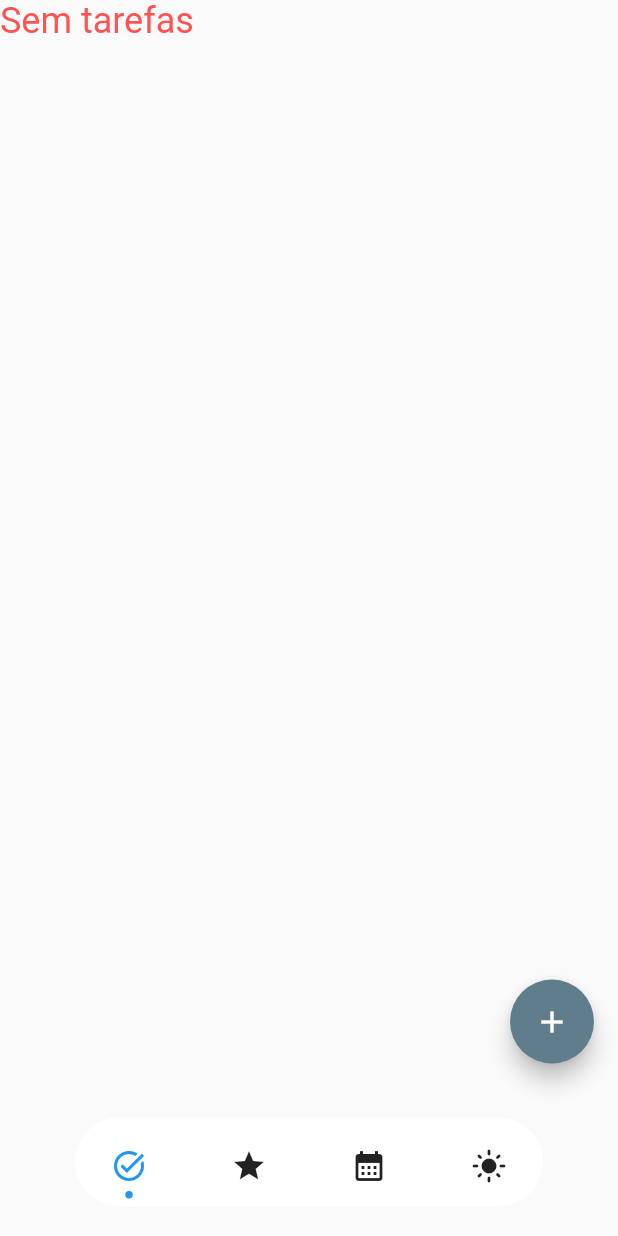
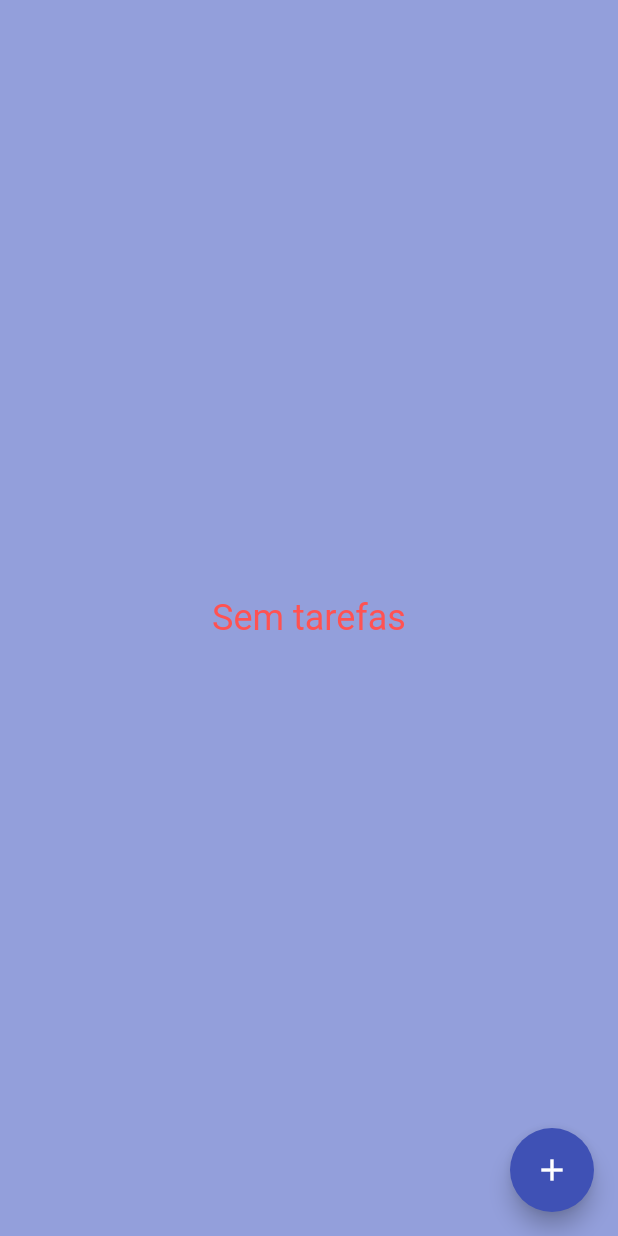
Before and after one commit to Elison12/TODO-flutter, a Flutter app: the HomePage screen opened directly, on a phone screen of 412 x 824 dp. Run offline on Flutter 3.47's test engine with Material 2 defaults, Android fonts, the phone set to English and light mode, and no system bars; drawn by our look-alikes of dot_navigation_bar; our stand-ins replace equatable, flutter_bloc, flutter_datetime_picker, flutter_svg, percent_indicator, sqflite; missing offline and left inert: flutter_date_picker_timeline; accounts and stored records are empty.

Commit message:
Ajustes em HomePage

```diff
--- a/lib/main.dart
+++ b/lib/main.dart
@@ -1,11 +1,8 @@
 import 'package:flutter/material.dart';
 import 'package:flutter_bloc/flutter_bloc.dart';
 import 'package:intl/date_symbol_data_local.dart';
-import 'package:flutter_localizations/flutter_localizations.dart';
 import 'package:todov2/bloc/crud_bloc.dart';
 import 'package:todov2/pages/home_page.dart';
-import 'package:todov2/pages/newhometst.dart';
-import 'package:todov2/pages/testsprogressbar.dart';
 
 import 'bloc/circularProgress/circularProgress_bloc.dart';
 
@@ -29,14 +26,13 @@ class MyApp extends StatelessWidget {
       providers: [
         BlocProvider(create: (context) => CrudBloc()),
         BlocProvider(create: (context) => CircularProgressBloc())
-
       ],
       child: MaterialApp(
             debugShowCheckedModeBanner: false,
             theme: ThemeData(
               // primarySwatch: Colors.blueGrey,
             ),
-            home: const ProgressBar()),
+            home: const HomePage()),
     );
   }
 }
--- a/lib/pages/home_page.dart
+++ b/lib/pages/home_page.dart
@@ -1,11 +1,9 @@
 import 'package:flutter/material.dart';
-import 'package:dot_navigation_bar/dot_navigation_bar.dart';
 import 'package:flutter_bloc/flutter_bloc.dart';
-import 'package:intl/intl.dart';
 import 'package:todov2/bloc/crud_bloc.dart';
 import 'package:todov2/pages/addtask_page.dart';
+import 'package:todov2/pages/testsprogressbar.dart';
 import '../widgets/taskcard_widget.dart';
-import 'lsdk.dart';
 
 class HomePage extends StatefulWidget {
   const HomePage({Key? key}) : super(key: key);
@@ -14,25 +12,18 @@ class HomePage extends StatefulWidget {
   State<HomePage> createState() => _HomePageState();
 }
 
-enum _SelectedTab { tasks, importants, plan, myday }
-
 class _HomePageState extends State<HomePage> {
-  var _selectedTab = _SelectedTab.tasks;
   bool isLoading = false;
 
   DateTime time = DateTime.now();
 
   late final String date;
 
-  void _handleIndexChanged(int i) {
-    setState(() {
-      _selectedTab = _SelectedTab.values[i];
-    });
-  }
-
   @override
   Widget build(BuildContext context) {
     return Scaffold(
+      // extendBody: true,
+      backgroundColor: const Color(0xFF939fdb),
       // appBar: AppBar(
       //     elevation: 0.0,
       //     backgroundColor: Colors.white,
@@ -55,57 +46,77 @@ class _HomePageState extends State<HomePage> {
         }
         if (state is DisplayTodos) {
           return Column(children: [
+            // Container(height: 40, child: Text('Minhas tarefas')),
             Expanded(
                 child: isLoading
                     ? const CircularProgressIndicator()
                     : state.task.isEmpty
-                      ? const Text(
+                        ? const Center(
+                            child: Text(
                               'Sem tarefas',
-                          style:
-                              TextStyle(color: Colors.redAccent, fontSize: 24),
+                              style: TextStyle(
+                                  color: Colors.redAccent, fontSize: 24),
+                            ),
                           )
-                      // : ListView.separated(
-                      //     itemCount: state.task.length,
-                      //     itemBuilder: (BuildContext context, int index) {
-                      //       final task = state.task[index];
-                      //       return TaskCardWidget(
-                      //           task: task, index: index, tasks: state.task);
-                      //     },
-                      //     separatorBuilder: (context, int index) =>
-                      //         const SizedBox(height: 8),
-                      //   )
                         : CustomScrollView(
                             slivers: <Widget>[
                               //2
                               SliverAppBar(
-                              pinned: true,
+                                pinned: false,
                                 floating: true,
-                              // snap: true,
+                                snap: false,
                                 backgroundColor: Colors.transparent,
                                 automaticallyImplyLeading: true,
-                              expandedHeight: 220.0,
+                                expandedHeight: 180.0,
+                                leading: IconButton(
+                                  icon: const Icon(Icons.menu,
+                                      color: Colors.white),
+                                  onPressed: () {},
+                                ),
+                                actions: [
+                                  IconButton(
+                                      onPressed: () {},
+                                      icon: const Icon(
+                                        Icons.search,
+                                        color: Colors.white,
+                                      ))
+                                ],
                                 flexibleSpace: FlexibleSpaceBar(
-                                  title: Text(
-                                      DateFormat("EEEE", "pt_BR")
-                                          .format(time),
-                                      style: const TextStyle(
-                                        fontFamily: "Cardo-regular",
-                                        color: Colors.blueGrey,
-                                        fontWeight: FontWeight.bold,
-                                        fontSize: 25,
-                                      )),
+                                    titlePadding:
+                                        const EdgeInsetsDirectional.only(
+                                            start: 38, bottom: 20),
+                                    title: Row(
+                                      mainAxisAlignment:
+                                          MainAxisAlignment.start,
+                                      children: const <Widget>[
+                                        circularprogress_widget()
+                                      ],
+                                    ),
                                     background: ClipRRect(
                                       borderRadius: const BorderRadius.only(
                                           bottomLeft: Radius.circular(25.0),
                                           bottomRight: Radius.circular(25.0)),
-                                    child: Image.asset(
-                                      'assets/img/newtask.png',
-                                      fit: BoxFit.fill,
+                                      child: Container(
+                                        decoration: const BoxDecoration(
+                                            color: Color(0xFF3f51b5)),
                                       ),
                                     )),
                               ),
                               //3
-                            SliverList(
+                              SliverToBoxAdapter(
+                                  child:
+                                      Container(
+                                        height: 60,
+                                        color: Colors.transparent,
+                                        child: const Padding(
+                                          padding: EdgeInsets.only(top: 15, left: 15),
+                                          child: Text("Minhas Tarefas", style: TextStyle(color: Colors.white, fontSize: 25, fontWeight: FontWeight.bold, fontFamily: 'PTSerif')),
+                                        ),
+                                      )
+                              ),
+                              SliverPadding(
+                                padding: EdgeInsets.only(top: 8.0, bottom: 8.0),
+                                sliver: SliverList(
                                   delegate: SliverChildBuilderDelegate(
                                     (_, int index) {
                                       return TaskCardWidget(
@@ -115,27 +126,27 @@ class _HomePageState extends State<HomePage> {
                                     },
                                     childCount: state.task.length,
                                   ),
+                                ),
                               )
                             ],
-                        )
-                      ),
+                          )),
           ]);
         }
         return Container(
-          color: Colors.white,
+          color: const Color(0xFF939fdb),
           child: const Center(child: CircularProgressIndicator()),
         );
       }),
-      bottomNavigationBar: DotNavigationBar(
-        currentIndex: _SelectedTab.values.indexOf(_selectedTab),
-        onTap: _handleIndexChanged,
-        items: [
-          DotNavigationBarItem(icon: const Icon(Icons.task_alt)),
-          DotNavigationBarItem(icon: const Icon(Icons.grade)),
-          DotNavigationBarItem(icon: const Icon(Icons.calendar_month)),
-          DotNavigationBarItem(icon: const Icon(Icons.light_mode)),
-        ],
-      ),
+      // bottomNavigationBar: DotNavigationBar(
+      //   currentIndex: _SelectedTab.values.indexOf(_selectedTab),
+      //   onTap: _handleIndexChanged,
+      //   items: [
+      //     DotNavigationBarItem(icon: const Icon(Icons.task_alt)),
+      //     DotNavigationBarItem(icon: const Icon(Icons.grade)),
+      //     DotNavigationBarItem(icon: const Icon(Icons.calendar_month)),
+      //     DotNavigationBarItem(icon: const Icon(Icons.light_mode)),
+      //   ],
+      // ),
       floatingActionButton: FloatingActionButton(
           onPressed: () {
             Navigator.of(context).push(
@@ -154,7 +165,7 @@ class _HomePageState extends State<HomePage> {
             //           ));
             //     });
           },
-          backgroundColor: Colors.blueGrey,
+          backgroundColor: const Color(0xFF3f51b5),
           child: const Icon(Icons.add)),
     );
   }
--- a/lib/widgets/taskcard_widget.dart
+++ b/lib/widgets/taskcard_widget.dart
@@ -45,7 +45,7 @@ class TaskCardWidget extends StatelessWidget {
             alignment: Alignment.centerRight,
             constrainedAxis: Axis.vertical,
           ),
-          secondaryBackground:Container(
+          secondaryBackground: Container(
               child: Container(
                 margin: EdgeInsets.only(right: 50),
                 alignment: Alignment.centerRight,
--- a/pubspec.yaml
+++ b/pubspec.yaml
@@ -106,9 +106,9 @@ flutter:
     - family: Cardo-Regular
       fonts:
         - asset: assets/fonts/Cardo-Regular.ttf
-  #   - family: Trajan Pro
-  #     fonts:
-  #       - asset: fonts/TrajanPro.ttf
+    - family: PTSerif
+      fonts:
+        - asset: assets/fonts/PTSerif-Bold.ttf
   #       - asset: fonts/TrajanPro_Bold.ttf
   #         weight: 700
   #
```
Also changed, not shown: lib/pages/addtask_page.dart (+8 -3 lines), lib/pages/testsprogressbar.dart (+32 -14 lines), assets/fonts/PTSerif-Bold.ttf (added), assets/img/freddie2.jpg (added), assets/img/freddie3.jpg (added). Lines whose indentation alone changed are shown as unchanged.
